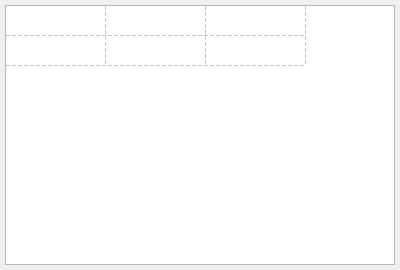
Qt form cosmetic_src/Cosmetic/SSMainMenu.ui (oaheiw/darwinner) before a commit.
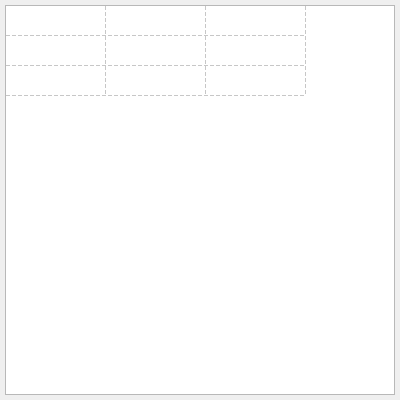
The same form after that commit.

Diff of the .ui file:
```diff
--- a/cosmetic_src/Cosmetic/SSMainMenu.ui
+++ b/cosmetic_src/Cosmetic/SSMainMenu.ui
@@ -10,7 +10,7 @@
     <x>0</x>
     <y>0</y>
     <width>400</width>
-    <height>270</height>
+    <height>400</height>
    </rect>
   </property>
   <property name="sizePolicy">
@@ -21,14 +21,14 @@
   </property>
   <property name="minimumSize">
    <size>
-    <width>0</width>
-    <height>0</height>
+    <width>400</width>
+    <height>400</height>
    </size>
   </property>
   <property name="maximumSize">
    <size>
     <width>400</width>
-    <height>270</height>
+    <height>400</height>
    </size>
   </property>
   <property name="font">
@@ -61,11 +61,23 @@
    <item>
     <widget class="QTableWidget" name="FunctionTableWidget">
      <property name="sizePolicy">
-      <sizepolicy hsizetype="Expanding" vsizetype="Expanding">
+      <sizepolicy hsizetype="Fixed" vsizetype="Fixed">
        <horstretch>0</horstretch>
        <verstretch>0</verstretch>
       </sizepolicy>
      </property>
+     <property name="minimumSize">
+      <size>
+       <width>390</width>
+       <height>390</height>
+      </size>
+     </property>
+     <property name="maximumSize">
+      <size>
+       <width>390</width>
+       <height>390</height>
+      </size>
+     </property>
      <property name="font">
       <font>
        <family>宋体</family>
@@ -96,7 +108,7 @@
       <enum>Qt::DashLine</enum>
      </property>
      <property name="rowCount">
-      <number>2</number>
+      <number>3</number>
      </property>
      <property name="columnCount">
       <number>3</number>
@@ -115,6 +127,7 @@
      </attribute>
      <row/>
      <row/>
+     <row/>
      <column/>
      <column/>
      <column/>
```
